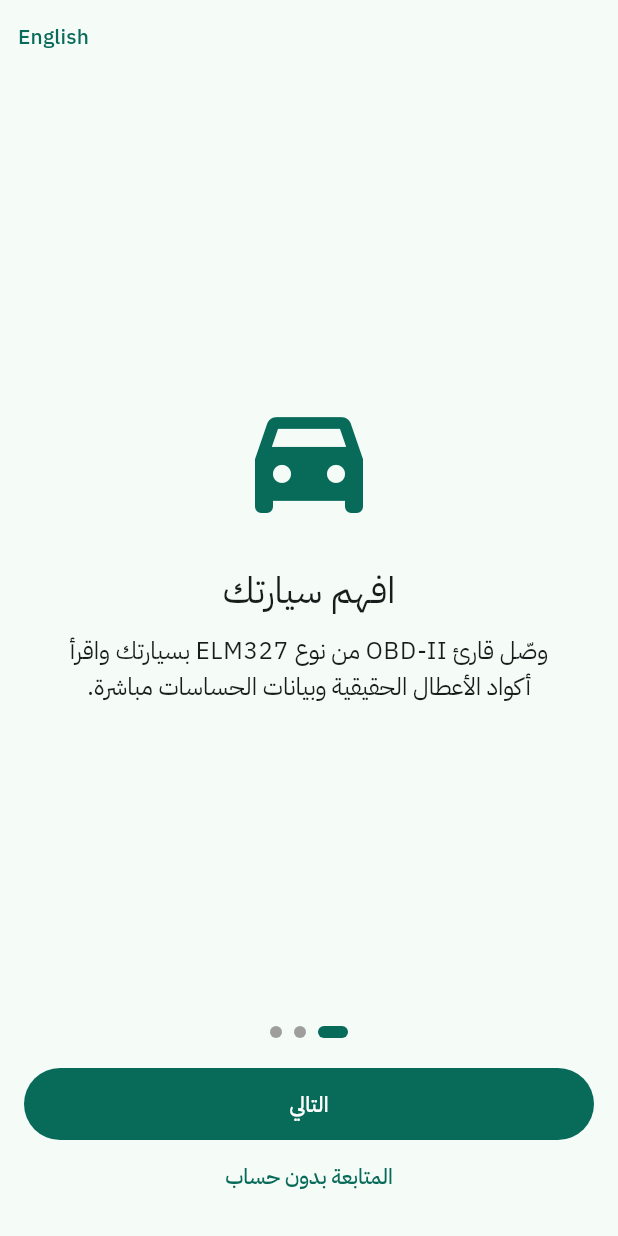
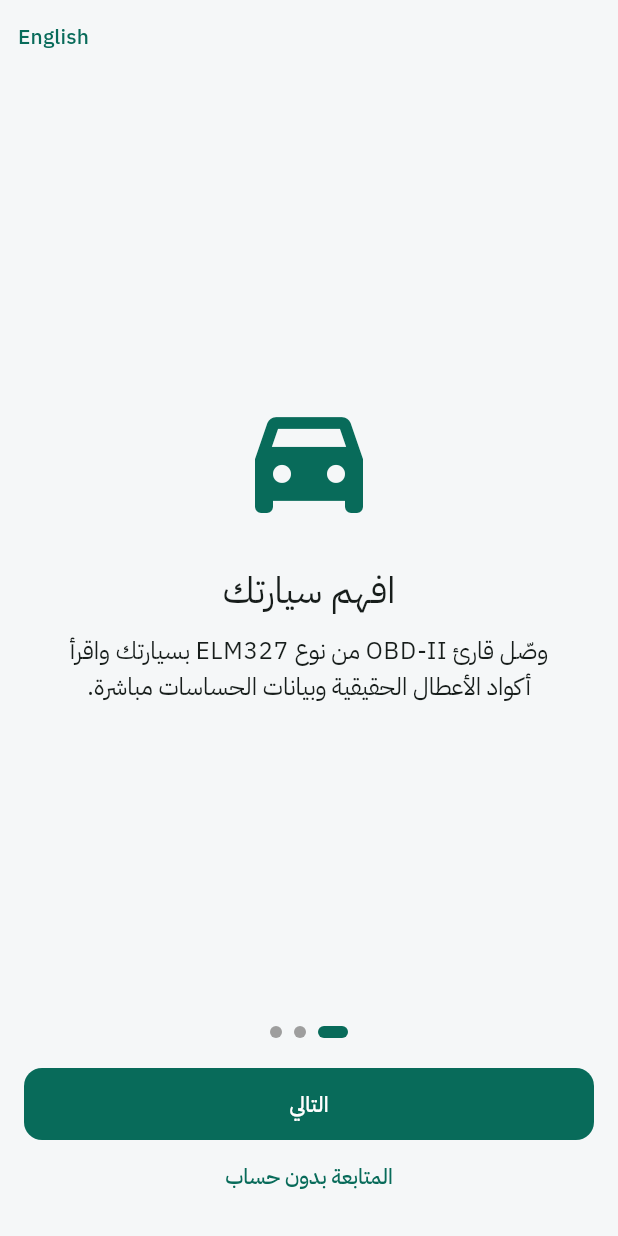
Before and after one commit to Bandar197/Ai-Auto, a Flutter app: the screen it shows after launch, on a phone screen of 412 x 824 dp. Run offline on Flutter 3.47's test engine with Material 3 defaults, Android fonts, the phone set to English and light mode, and no system bars; our stand-ins replace clock, connectivity_plus, dio, file_picker, fl_chart, flutter_riverpod and 4 more; missing offline and left inert: libserialport, universal_ble.

Commit message:
App design & content: cohesive theme, Guide & tips screen, home entry
- Theme: a single AutoMind theme (teal brand seed) applied app-wide — rounded flat
  cards with an outline, consistent filled/outlined buttons (48px), filled rounded
  inputs, a soft scaffold background, floating snackbars, and an AppBar/divider polish
  in both light and dark.
- Guide & tips (/knowledge): a new curated, bilingual (ar/en) in-app guide —
  dashboard warning lights (what they mean + what to do), how each system is read
  (OBD vs per-module SRS/ABS/body with the honest "couldn't verify"), and maintenance
  tips (clearing a code is not a repair; don't ignore safety lights). Content is
  general and honest — never promises a fix or advises disabling a safety system.
- Home: a Guide & tips entry card linking to it.
- Also re-synced mobile/assets/shared after the recording-schema change (byte-for-byte
  mirror the sync test enforces).
- tests: knowledge screen widget test (sections render; airbag steers to a specialist;
  expand reveals body). Full mobile suite + analyze green.

Co-Authored-By: Claude Opus 4.8 <noreply@anthropic.com>
Claude-Session: https://claude.ai/code/session_01QtA3u8UevBUT7YCrd72MEu

```diff
--- a/mobile/lib/app.dart
+++ b/mobile/lib/app.dart
@@ -11,13 +11,53 @@ import 'state/providers.dart';
 
 const String appFont = 'IBMPlexSansArabic';
 
+/// AutoMind brand seed (teal). The whole palette derives from it per brightness.
+const Color brandSeed = Color(0xFF00A88F);
+
 ThemeData buildTheme(Brightness b) {
-  final scheme = ColorScheme.fromSeed(seedColor: const Color(0xFF00A88F), brightness: b);
+  final dark = b == Brightness.dark;
+  final scheme = ColorScheme.fromSeed(seedColor: brandSeed, brightness: b);
+  final buttonShape = RoundedRectangleBorder(borderRadius: BorderRadius.circular(12));
   return ThemeData(
     colorScheme: scheme,
     useMaterial3: true,
     fontFamily: appFont,
-    appBarTheme: const AppBarTheme(centerTitle: false),
+    scaffoldBackgroundColor: dark ? scheme.surface : const Color(0xFFF5F7F8),
+    appBarTheme: AppBarTheme(
+      centerTitle: false,
+      scrolledUnderElevation: 2,
+      backgroundColor: dark ? scheme.surface : scheme.surface,
+      foregroundColor: scheme.onSurface,
+      titleTextStyle: TextStyle(
+        fontFamily: appFont, fontSize: 20, fontWeight: FontWeight.w700, color: scheme.onSurface),
+    ),
+    cardTheme: CardThemeData(
+      elevation: 0,
+      clipBehavior: Clip.antiAlias,
+      color: scheme.surface,
+      shape: RoundedRectangleBorder(
+        borderRadius: BorderRadius.circular(16),
+        side: BorderSide(color: scheme.outlineVariant),
+      ),
+      margin: const EdgeInsets.symmetric(horizontal: 12, vertical: 6),
+    ),
+    filledButtonTheme: FilledButtonThemeData(
+      style: FilledButton.styleFrom(minimumSize: const Size.fromHeight(48), shape: buttonShape),
+    ),
+    outlinedButtonTheme: OutlinedButtonThemeData(
+      style: OutlinedButton.styleFrom(minimumSize: const Size.fromHeight(48), shape: buttonShape),
+    ),
+    inputDecorationTheme: InputDecorationTheme(
+      filled: true,
+      border: OutlineInputBorder(borderRadius: BorderRadius.circular(12), borderSide: BorderSide.none),
+      enabledBorder: OutlineInputBorder(borderRadius: BorderRadius.circular(12), borderSide: BorderSide.none),
+    ),
+    chipTheme: ChipThemeData(shape: RoundedRectangleBorder(borderRadius: BorderRadius.circular(8))),
+    dividerTheme: DividerThemeData(color: scheme.outlineVariant, space: 1, thickness: 1),
+    snackBarTheme: SnackBarThemeData(
+      behavior: SnackBarBehavior.floating,
+      shape: RoundedRectangleBorder(borderRadius: BorderRadius.circular(12)),
+    ),
   );
 }
 
--- a/mobile/lib/l10n/app_ar.arb
+++ b/mobile/lib/l10n/app_ar.arb
@@ -8,6 +8,8 @@
   "deleteScanTitle": "حذف هذا الفحص؟",
   "deleteScanBody": "يزيل الفحص المحفوظ وتسجيله من هذا الهاتف. التقارير المرفوعة تبقى على الخادم.",
   "deleteScanDone": "تم حذف الفحص.",
+  "knowledgeTitle": "الدليل والنصائح",
+  "knowledgeSubtitle": "معاني لمبات التحذير، وكيف يُقرأ كل نظام، ونصائح صيانة عملية.",
   "edit": "تعديل",
   "retry": "إعادة المحاولة",
   "close": "إغلاق",
--- a/mobile/lib/l10n/app_en.arb
+++ b/mobile/lib/l10n/app_en.arb
@@ -8,6 +8,8 @@
   "deleteScanTitle": "Delete this scan?",
   "deleteScanBody": "This removes the saved scan and its recording from this phone. Reports already uploaded stay on the server.",
   "deleteScanDone": "Scan deleted.",
+  "knowledgeTitle": "Guide & tips",
+  "knowledgeSubtitle": "What the warning lights mean, how each system is read, and practical maintenance tips.",
   "edit": "Edit",
   "retry": "Retry",
   "close": "Close",
--- a/mobile/lib/l10n/app_localizations.dart
+++ b/mobile/lib/l10n/app_localizations.dart
@@ -146,6 +146,18 @@ abstract class AppLocalizations {
   /// **'Scan deleted.'**
   String get deleteScanDone;
 
+  /// No description provided for @knowledgeTitle.
+  ///
+  /// In en, this message translates to:
+  /// **'Guide & tips'**
+  String get knowledgeTitle;
+
+  /// No description provided for @knowledgeSubtitle.
+  ///
+  /// In en, this message translates to:
+  /// **'What the warning lights mean, how each system is read, and practical maintenance tips.'**
+  String get knowledgeSubtitle;
+
   /// No description provided for @edit.
   ///
   /// In en, this message translates to:
--- a/mobile/lib/router.dart
+++ b/mobile/lib/router.dart
@@ -5,6 +5,7 @@ import 'features/auth_screens.dart';
 import 'features/clear_dtcs_screen.dart';
 import 'features/explain_screen.dart';
 import 'features/controllers_catalog_screen.dart';
+import 'features/knowledge_screen.dart';
 import 'features/extended_modules_screen.dart';
 import 'features/full_scan_screen.dart';
 import 'features/connect_screen.dart';
@@ -53,6 +54,7 @@ final routerProvider = Provider<GoRouter>((ref) {
       GoRoute(path: '/extended-modules', builder: (_, _) => const ExtendedModulesScreen()),
       GoRoute(path: '/full-scan', builder: (_, _) => const FullScanScreen()),
       GoRoute(path: '/controllers', builder: (_, _) => const ControllersCatalogScreen()),
+      GoRoute(path: '/knowledge', builder: (_, _) => const KnowledgeScreen()),
       GoRoute(
         path: '/explain/:code',
         builder: (_, s) => ExplainScreen(
```
Also changed, not shown: mobile/assets/shared/schemas/recording.v1.schema.json (+70 -0 lines), mobile/lib/core/knowledge.dart (added, +133 -0 lines), mobile/lib/features/home_screen.dart (+13 -0 lines), mobile/lib/features/knowledge_screen.dart (added, +62 -0 lines), mobile/lib/l10n/app_localizations_ar.dart (+7 -0 lines), mobile/lib/l10n/app_localizations_en.dart (+7 -0 lines), 1 other file.
